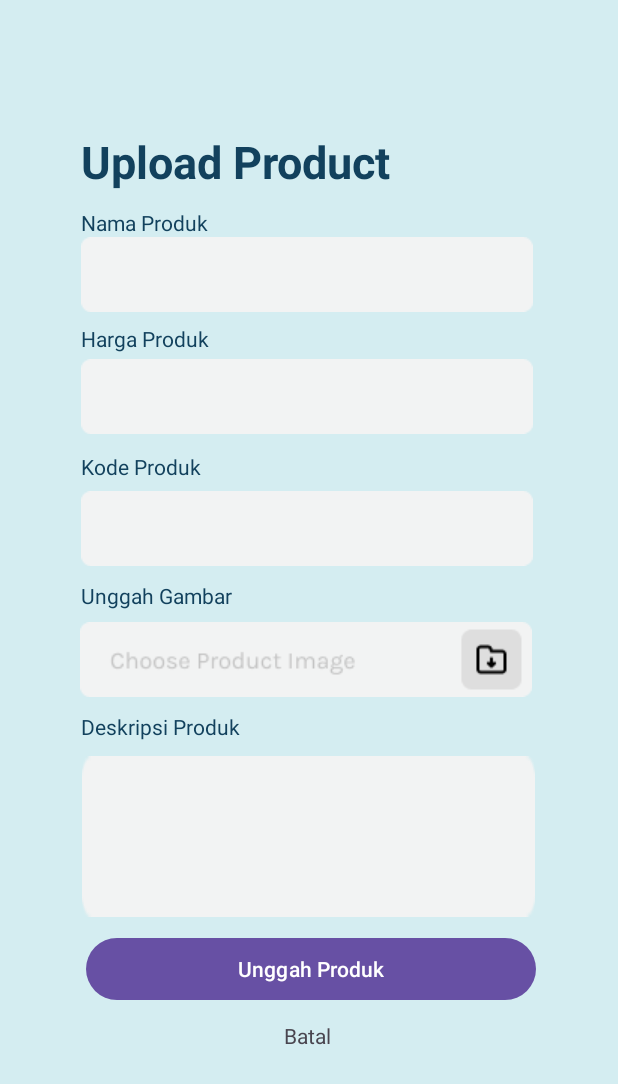
After one commit to agungriyadi19/MD, an Android app: the layout activity_upload_product_umkm.xml on its own in the app's theme, with its tools: preview values and no code run, on a phone screen of 412 x 824 dp. The commit adds this screen. Shown: the top 1084 px of the screen. Run offline under Robolectric (Android 15) with nearby library versions, the phone set to English and light mode, and no system bars.

Commit message:
upload product UMKM page

```diff
--- /dev/null
+++ b/app/src/main/res/layout/activity_upload_product_umkm.xml
@@ -0,0 +1,191 @@
+<?xml version="1.0" encoding="utf-8"?>
+<androidx.constraintlayout.widget.ConstraintLayout xmlns:android="http://schemas.android.com/apk/res/android"
+    xmlns:app="http://schemas.android.com/apk/res-auto"
+    xmlns:tools="http://schemas.android.com/tools"
+    android:layout_width="match_parent"
+    android:layout_height="match_parent"
+    android:background="@color/tertiary"
+    tools:ignore="ExtraText">
+
+    <ProgressBar
+        android:id="@+id/progressBar"
+        android:layout_width="wrap_content"
+        android:layout_height="wrap_content"
+        android:visibility="gone"
+        app:layout_constraintBottom_toBottomOf="parent"
+        app:layout_constraintEnd_toEndOf="parent"
+        app:layout_constraintStart_toStartOf="parent"
+        app:layout_constraintTop_toTopOf="parent" />
+
+
+    <EditText
+        android:id="@+id/ed_descrriptions"
+        android:layout_width="302dp"
+        android:layout_height="107dp"
+        android:layout_marginTop="4dp"
+        android:background="@drawable/textbox_background"
+        android:ems="10"
+        android:inputType="text"
+        app:layout_constraintEnd_toEndOf="parent"
+        app:layout_constraintHorizontal_bias="0.495"
+        app:layout_constraintStart_toStartOf="parent"
+        app:layout_constraintTop_toBottomOf="@+id/tv_descriptions" />
+
+    <TextView
+        android:id="@+id/tv_descriptions"
+        android:layout_width="141dp"
+        android:layout_height="25dp"
+        android:layout_marginTop="10dp"
+        android:text="@string/description"
+        android:textColor="@color/primary"
+        android:textSize="14sp"
+        app:layout_constraintEnd_toEndOf="parent"
+        app:layout_constraintHorizontal_bias="0.2"
+        app:layout_constraintStart_toStartOf="parent"
+        app:layout_constraintTop_toBottomOf="@+id/imageButton_upload_umkm" />
+
+    <TextView
+        android:id="@+id/register"
+        android:layout_width="297dp"
+        android:layout_height="39dp"
+        android:layout_marginBottom="260dp"
+        android:text="@string/upload_product_supplier"
+        android:textAlignment="textStart"
+        android:textColor="@color/primary"
+        android:textSize="30sp"
+        android:textStyle="bold"
+        app:layout_constraintBottom_toBottomOf="@+id/progressBar"
+        app:layout_constraintEnd_toEndOf="parent"
+        app:layout_constraintHorizontal_bias="0.473"
+        app:layout_constraintStart_toStartOf="parent"
+        app:layout_constraintTop_toTopOf="parent"
+        app:layout_constraintVertical_bias="0.776"
+        tools:ignore="MissingConstraints,SpUsage" />
+
+    <EditText
+        android:id="@+id/ed_kodeProduk"
+        android:layout_width="wrap_content"
+        android:layout_height="wrap_content"
+        android:layout_marginTop="4dp"
+        android:background="@drawable/textbox_background"
+        android:ems="10"
+        android:inputType="text"
+        app:layout_constraintEnd_toEndOf="parent"
+        app:layout_constraintHorizontal_bias="0.49"
+        app:layout_constraintStart_toStartOf="parent"
+        app:layout_constraintTop_toBottomOf="@+id/tv_kodeProduk" />
+
+    <ImageButton
+        android:id="@+id/imageButton_upload_umkm"
+        android:layout_width="305dp"
+        android:layout_height="50dp"
+        android:layout_marginTop="8dp"
+        android:src="@drawable/ic_upload_image"
+        app:layout_constraintEnd_toEndOf="parent"
+        app:layout_constraintHorizontal_bias="0.481"
+        app:layout_constraintStart_toStartOf="parent"
+        app:layout_constraintTop_toBottomOf="@+id/tv_uploadImage_umkm" />
+
+    <TextView
+        android:id="@+id/tv_uploadImage_umkm"
+        android:layout_width="137dp"
+        android:layout_height="19dp"
+        android:layout_marginTop="10dp"
+        android:text="@string/uploadImage_umkm"
+        android:textColor="@color/primary"
+        android:textSize="14sp"
+        app:layout_constraintEnd_toEndOf="parent"
+        app:layout_constraintHorizontal_bias="0.197"
+        app:layout_constraintStart_toStartOf="parent"
+        app:layout_constraintTop_toBottomOf="@+id/ed_kodeProduk" />
+
+    <EditText
+        android:id="@+id/editText_productName"
+        android:layout_width="wrap_content"
+        android:layout_height="wrap_content"
+        android:background="@drawable/textbox_background"
+        android:ems="10"
+        android:inputType="text"
+        app:layout_constraintEnd_toEndOf="parent"
+        app:layout_constraintHorizontal_bias="0.49"
+        app:layout_constraintStart_toStartOf="parent"
+        app:layout_constraintTop_toBottomOf="@+id/labelProductName" />
+
+    <EditText
+        android:id="@+id/ed_priceProduct"
+        android:layout_width="wrap_content"
+        android:layout_height="wrap_content"
+        android:layout_marginTop="4dp"
+        android:background="@drawable/textbox_background"
+        android:ems="10"
+        android:inputType="text"
+        app:layout_constraintEnd_toEndOf="parent"
+        app:layout_constraintHorizontal_bias="0.49"
+        app:layout_constraintStart_toStartOf="parent"
+        app:layout_constraintTop_toBottomOf="@+id/tv_PriceProduct" />
+
+    <TextView
+        android:id="@+id/tv_kodeProduk"
+        android:layout_width="89dp"
+        android:layout_height="22dp"
+        android:layout_marginTop="12dp"
+        android:text="@string/kodeProduk"
+        android:textColor="@color/primary"
+        android:textSize="14sp"
+        app:layout_constraintEnd_toEndOf="parent"
+        app:layout_constraintHorizontal_bias="0.167"
+        app:layout_constraintStart_toStartOf="parent"
+        app:layout_constraintTop_toBottomOf="@+id/ed_priceProduct" />
+
+    <TextView
+        android:id="@+id/labelProductName"
+        android:layout_width="wrap_content"
+        android:layout_height="wrap_content"
+        android:layout_marginTop="12dp"
+        android:text="@string/productName"
+        android:textColor="@color/primary"
+        android:textSize="14sp"
+        app:layout_constraintEnd_toEndOf="parent"
+        app:layout_constraintHorizontal_bias="0.165"
+        app:layout_constraintStart_toStartOf="parent"
+        app:layout_constraintTop_toBottomOf="@+id/register" />
+
+    <TextView
+        android:id="@+id/tv_PriceProduct"
+        android:layout_width="wrap_content"
+        android:layout_height="wrap_content"
+        android:layout_marginTop="8dp"
+        android:text="@string/price"
+        android:textColor="@color/primary"
+        android:textSize="14sp"
+        app:layout_constraintEnd_toEndOf="parent"
+        app:layout_constraintHorizontal_bias="0.166"
+        app:layout_constraintStart_toStartOf="parent"
+        app:layout_constraintTop_toBottomOf="@+id/editText_productName" />
+
+    <Button
+        android:id="@+id/button_upload_umkm"
+        android:layout_width="300dp"
+        android:layout_height="49dp"
+        android:layout_marginTop="10dp"
+        android:text="@string/uploadProduct"
+        app:layout_constraintEnd_toEndOf="parent"
+        app:layout_constraintHorizontal_bias="0.514"
+        app:layout_constraintStart_toStartOf="parent"
+        app:layout_constraintTop_toBottomOf="@+id/ed_descrriptions" />
+
+    <TextView
+        android:id="@+id/tv_cancel_umkm"
+        android:layout_width="wrap_content"
+        android:layout_height="wrap_content"
+        android:layout_marginTop="10dp"
+        android:text="@string/cancel"
+        app:layout_constraintBottom_toBottomOf="parent"
+        app:layout_constraintEnd_toEndOf="parent"
+        app:layout_constraintHorizontal_bias="0.498"
+        app:layout_constraintStart_toStartOf="parent"
+        app:layout_constraintTop_toBottomOf="@+id/button_upload_umkm"
+        app:layout_constraintVertical_bias="0.0" />
+
+
+</androidx.constraintlayout.widget.ConstraintLayout>
--- a/app/src/main/res/values/strings.xml
+++ b/app/src/main/res/values/strings.xml
@@ -78,22 +78,13 @@
     <string name="wrongEmailFormat">Format Email Salah</string>
     <string name="emailTaken">Email Sudah digunakan</string>
     <string name="dont_have_asccount">Don\'t have account?</string>
-    <string name="profile">Profile</string>
-    <string name="add_item">Add Item</string>
-    <string name="supplier_name">Supplier Name</string>
-    <string name="item_name">Item Name</string>
-    <string name="item_image">Item Image</string>
-    <string name="detailProduct">Detail Product</string>
-    <string name="productName">Product Name</string>
-    <string name="productImage">Product Image</string>
-    <string name="productDate">Product Date</string>
-    <string name="productDescription">Product Description</string>
-    <string name="back">Back</string>
-    <string name="previewImage">Preview Image</string>
-    <string name="back_button">Back Button</string>
-    <string-array name="options_array">
-        <item>Option 1</item>
-        <item>Option 2</item>
-        <item>Option 3</item>
-    </string-array>
+    <string name="upload_product_supplier">Upload Product\n</string>
+    <string name="productName">Nama Produk</string>
+    <string name="price">Harga Produk</string>
+    <string name="kodeProduk">Kode Produk\n</string>
+    <string name="uploadImage_umkm">Unggah Gambar</string>
+    <string name="description">Deskripsi Produk</string>
+    <string name="uploadProduct">Unggah Produk</string>
+    <string name="cancel">Batal\n</string>
+    <string name="back">back</string>
 </resources>
```
Also changed, not shown: app/src/main/res/drawable/ic_upload_image.png (added), app/src/main/res/drawable/textbox_background.png (added).
